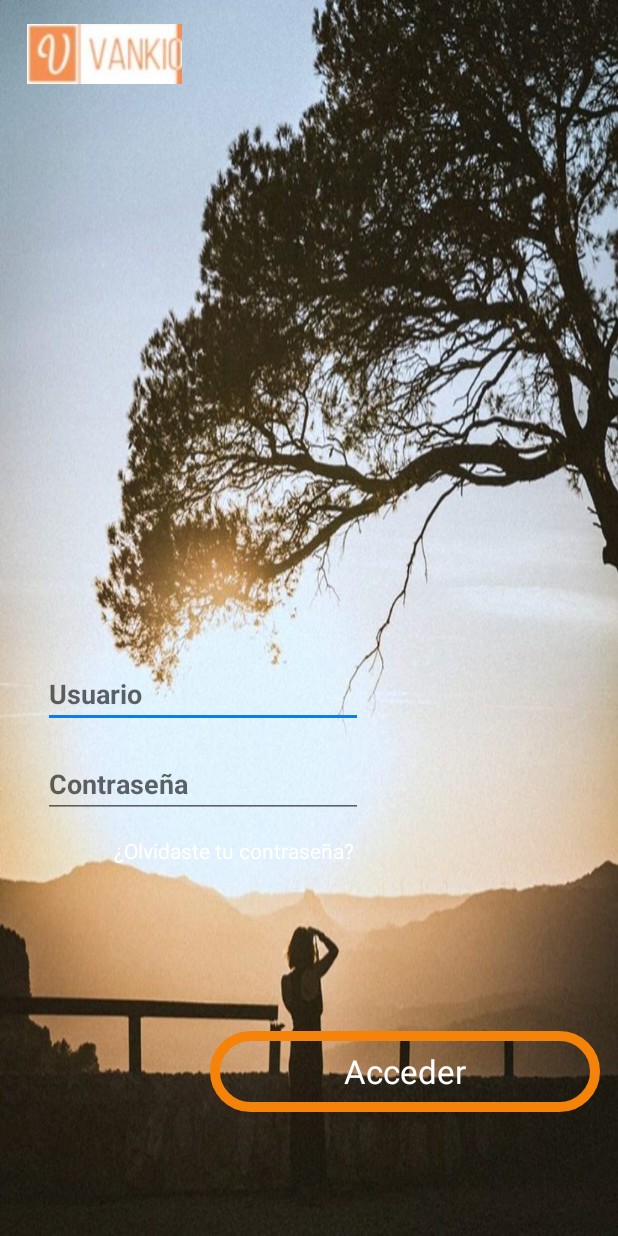
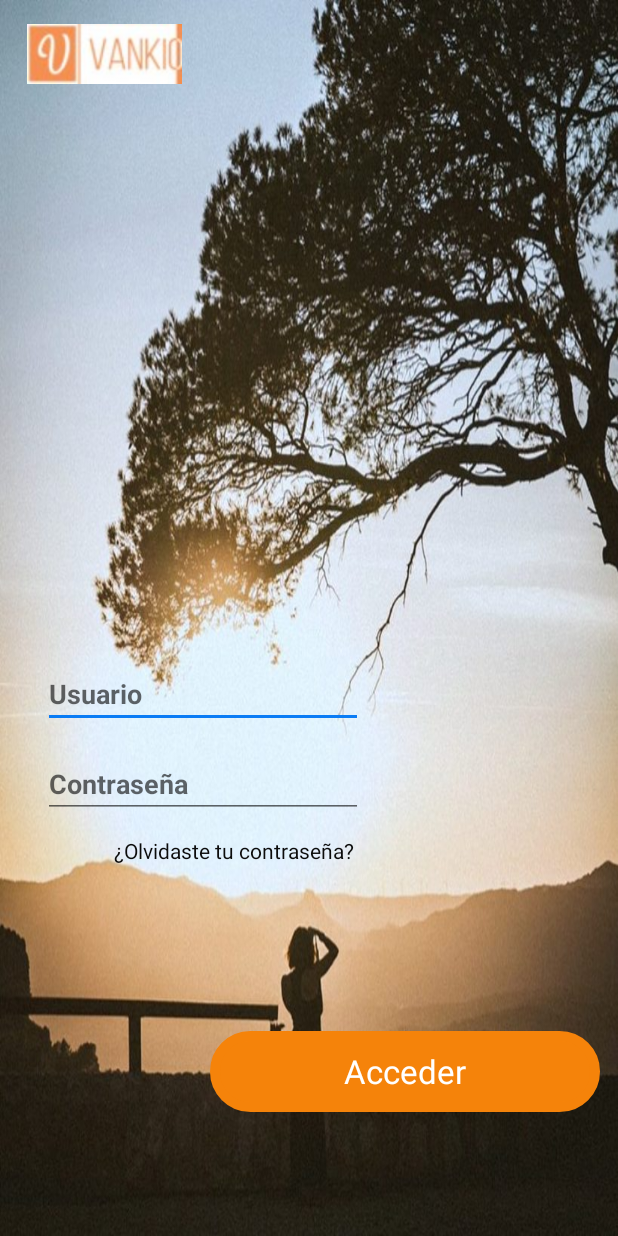
Before and after one commit to Crespuig/BancoAplicacion, an Android app: the screen it shows after launch (LoginActivity), on a phone screen of 412 x 824 dp. Run offline under Robolectric (Android 15) with nearby library versions, the phone set to English and light mode, and no system bars.

Commit message:
Pequeñas correcciones del login

```diff
--- a/app/src/main/res/layout/activity_login.xml
+++ b/app/src/main/res/layout/activity_login.xml
@@ -56,6 +56,7 @@
         android:layout_width="260dp"
         android:layout_height="54dp"
         android:background="@drawable/ovalo"
+        android:backgroundTint="@color/colorPrimary"
         android:focusable="true"
         android:onClick="onClickDashboard"
         android:text="Acceder"
@@ -77,7 +78,7 @@
         android:layout_marginStart="76dp"
         android:layout_marginTop="12dp"
         android:text="¿Olvidaste tu contraseña?"
-        android:textColor="#FFFFFF"
+        android:textColor="#0C0C0C"
         app:layout_constraintStart_toStartOf="parent"
         app:layout_constraintTop_toBottomOf="@+id/password" />
 
```
